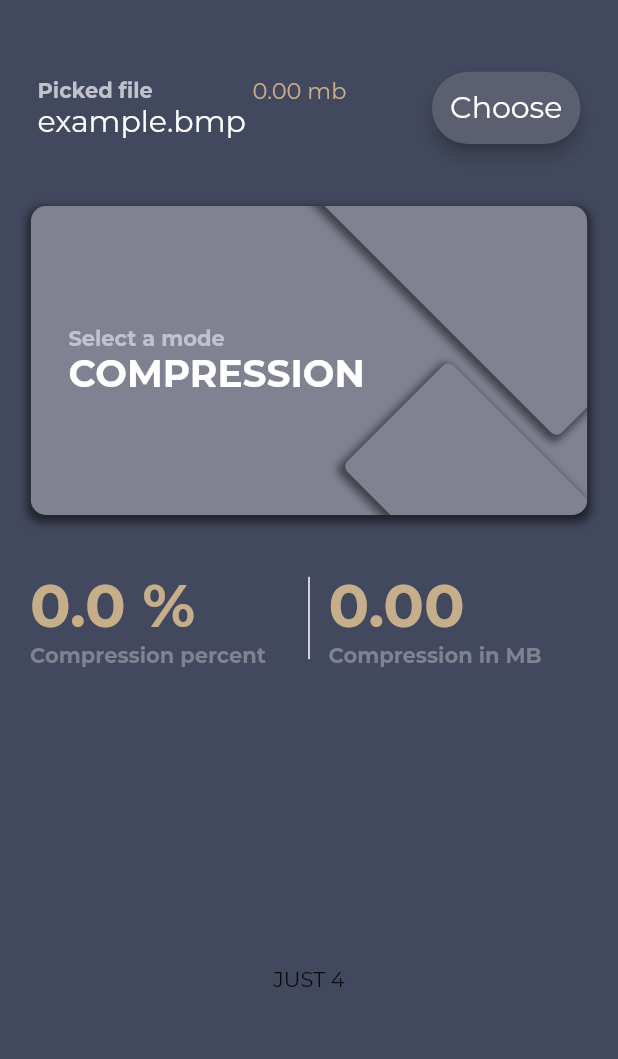
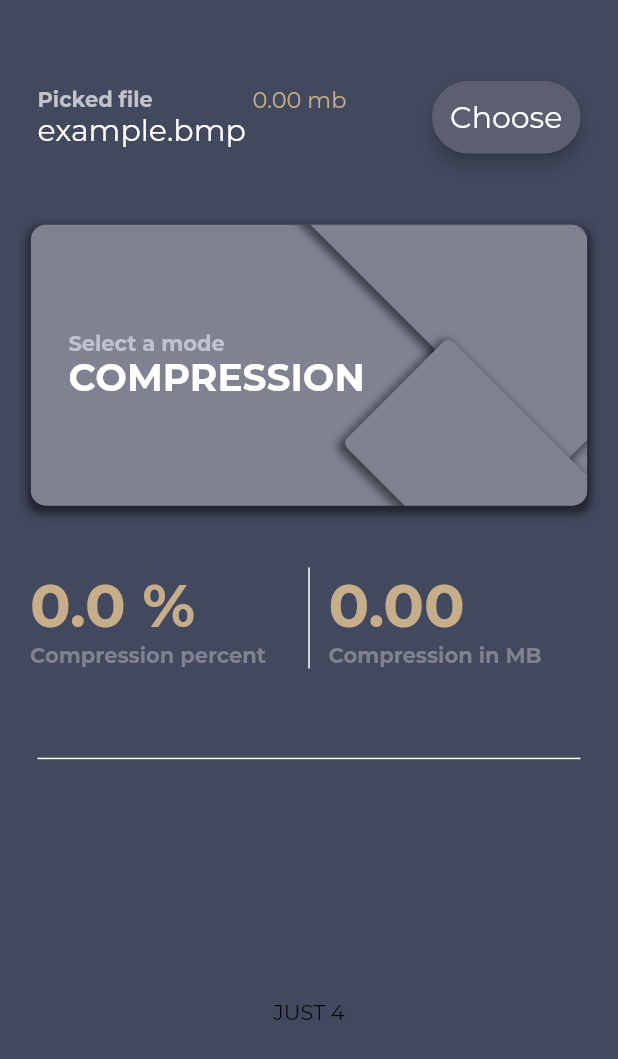
Before and after one commit to PepperoniOnzo/rle_compress, a Flutter app: the screen it shows after launch, on a phone screen of 412 x 824 dp. Shown: the top 1059 px of the screen. Run offline on Flutter 3.47's test engine with Material 2 defaults, Android fonts, the phone set to English and light mode, and no system bars; drawn by our look-alikes of flip_card; our stand-ins replace file_picker.

Commit message:
Errors/buttons

```diff
--- a/lib/screens/home_page.dart
+++ b/lib/screens/home_page.dart
@@ -9,10 +9,11 @@ class HomePage extends StatelessWidget {
     return Scaffold(
       body: Column(
         children: const <Expanded>[
-          Expanded(flex: 2, child: Center(child: FileChoose())),
-          Expanded(flex: 3, child: Center(child: MethodChoose())),
-          Expanded(flex: 2, child: Center(child: Stats())),
-          Expanded(flex: 5, child: Center(child: Text('JUST 4'))),
+          Expanded(flex: 4, child: Center(child: FileChoose())),
+          Expanded(flex: 5, child: Center(child: MethodChoose())),
+          Expanded(flex: 4, child: Center(child: Stats())),
+          Expanded(flex: 1, child: Center(child: ErrorTab())),
+          Expanded(flex: 8, child: Center(child: Text('JUST 4'))),
         ],
       ),
     );
--- /dev/null
+++ b/lib/widgets/error_tab.dart
@@ -0,0 +1,53 @@
+import 'package:flutter/material.dart';
+import 'package:provider/provider.dart';
+import 'package:rle_compress/data/colors.dart';
+import 'package:rle_compress/view/view_rle.dart';
+
+class ErrorTab extends StatelessWidget {
+  const ErrorTab({Key? key}) : super(key: key);
+
+  @override
+  Widget build(BuildContext context) {
+    return Container(
+        constraints: BoxConstraints(
+          maxHeight: MediaQuery.of(context).size.height * 0.2,
+        ),
+        child: AnimatedSwitcher(
+          duration: const Duration(seconds: 1),
+          child: context.watch<ViewRLE>().error
+              ? Row(
+                  children: [
+                    const Expanded(
+                      child: Divider(
+                        color: ColorsData.textPrimary,
+                        thickness: 1,
+                        endIndent: 25,
+                        indent: 25,
+                      ),
+                    ),
+                    Text(
+                      context.watch<ViewRLE>().errorStr,
+                      style: const TextStyle(
+                        color: ColorsData.textPrimary,
+                        fontSize: 15,
+                      ),
+                    ),
+                    const Expanded(
+                      child: Divider(
+                        color: ColorsData.textPrimary,
+                        thickness: 1,
+                        endIndent: 25,
+                        indent: 25,
+                      ),
+                    ),
+                  ],
+                )
+              : const Divider(
+                  color: ColorsData.textPrimary,
+                  thickness: 1,
+                  endIndent: 25,
+                  indent: 25,
+                ),
+        ));
+  }
+}
--- a/lib/widgets/stats/right_info.dart
+++ b/lib/widgets/stats/right_info.dart
@@ -16,16 +16,21 @@ class RightInfo extends StatelessWidget {
         children: <Widget>[
           Container(
             constraints: BoxConstraints(
-                minWidth: MediaQuery.of(context).size.width * 0.42),
+                minWidth: MediaQuery.of(context).size.width * 0.42,
+                maxWidth: MediaQuery.of(context).size.width * 0.42
+                ),
             child: Column(
               crossAxisAlignment: CrossAxisAlignment.start,
               mainAxisAlignment: MainAxisAlignment.center,
               children: [
                 Text(context.read<ViewRLE>().percent.toStringAsFixed(1) + ' %',
+                        maxLines: 1,
+
                     style: const TextStyle(
                         fontSize: 40,
                         fontWeight: FontWeight.bold,
                         color: ColorsData.textGold)),
+
                 const Text(
                   'Compression percent',
                   style: TextStyle(
@@ -43,7 +48,9 @@ class RightInfo extends StatelessWidget {
           ),
           Container(
             constraints: BoxConstraints(
-                minWidth: MediaQuery.of(context).size.width * 0.42),
+                minWidth: MediaQuery.of(context).size.width * 0.42,
+                maxWidth: MediaQuery.of(context).size.width * 0.42
+                ),
             child: Column(
               crossAxisAlignment: CrossAxisAlignment.start,
               mainAxisAlignment: MainAxisAlignment.center,
@@ -52,6 +59,7 @@ class RightInfo extends StatelessWidget {
                     (context.read<ViewRLE>().sizeMbBefore -
                             context.read<ViewRLE>().sizeMbAfter)
                         .toStringAsFixed(2),
+                        maxLines: 1,
                     style: const TextStyle(
                         fontSize: 40,
                         fontWeight: FontWeight.bold,
--- a/lib/widgets/widgets.dart
+++ b/lib/widgets/widgets.dart
@@ -2,3 +2,5 @@ export 'file_choose.dart';
 export 'method_choose.dart';
 export 'card_title.dart';
 export 'stats/stats.dart';
+export 'error_tab.dart';
+export 'history.dart';
--- a/pubspec.yaml
+++ b/pubspec.yaml
@@ -37,6 +37,7 @@ dependencies:
   provider: ^6.0.3
   file_picker: ^4.6.1
   flip_card: ^0.6.0
+  path_provider: ^2.0.10
 
 dev_dependencies:
   flutter_test:
```
Also changed, not shown: lib/view/view_rle.dart (+50 -18 lines), lib/widgets/history.dart (added, +10 -0 lines), lib/widgets/stats/act_but.dart (+36 -4 lines), pubspec.lock, 1 other file.
